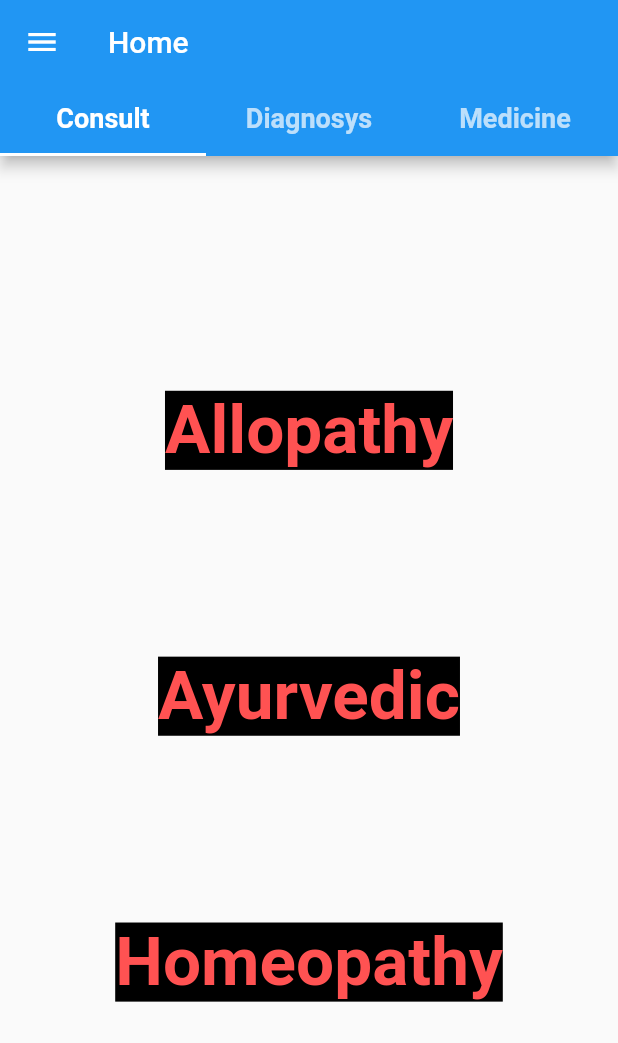
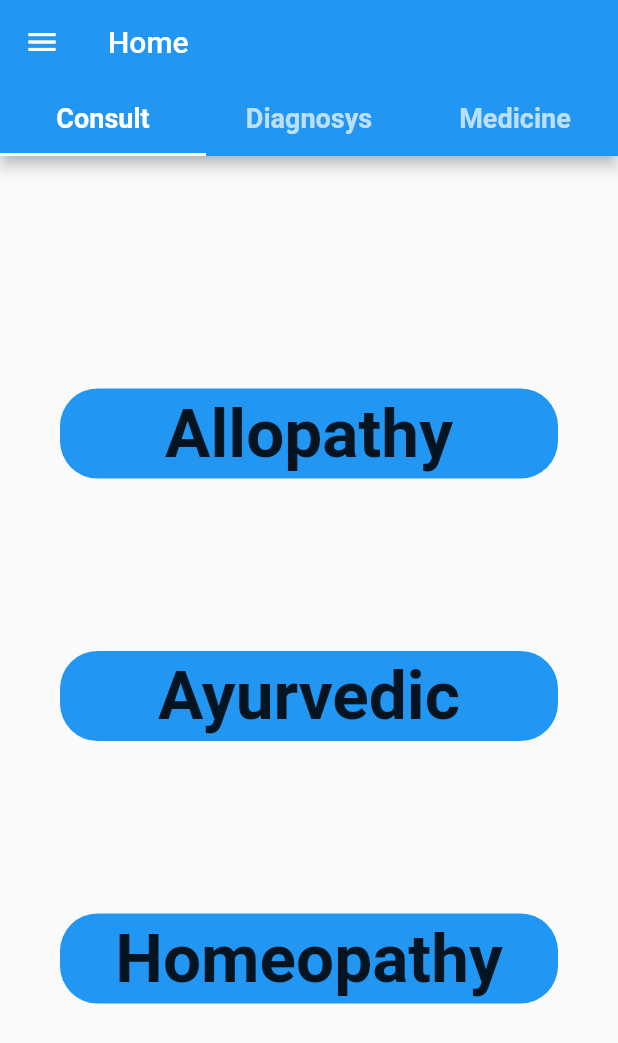
Before and after one commit to tnsmobilesolutions/tnshealth, a Flutter app: the DashBoard screen opened directly, on a phone screen of 412 x 824 dp. Shown: the top 1043 px of the screen. Run offline on Flutter 3.47's test engine with Material 2 defaults, Android fonts, the phone set to English and light mode, and no system bars; our stand-ins replace flutter_login, flutter_speed_dial, image_picker, intl_phone_field.

Commit message:
container insted of textbutton

```diff
--- a/lib/tabbar/consult.dart
+++ b/lib/tabbar/consult.dart
@@ -14,8 +14,7 @@ class _ConsultState extends State<Consult> {
   final kConsultTextstyle = const TextStyle(
     fontWeight: FontWeight.bold,
     fontSize: 45,
-      backgroundColor: Colors.black,
-      color: Colors.redAccent);
+  );
   final kTextStyle = const TextStyle(fontSize: 40, fontWeight: FontWeight.bold);
   @override
   Widget build(BuildContext context) {
@@ -25,43 +24,61 @@ class _ConsultState extends State<Consult> {
         mainAxisAlignment: MainAxisAlignment.spaceEvenly,
         children: [
           Center(
-            child: TextButton(
-                onPressed: () {
+            child: Container(
+              // padding: EdgeInsets.all(5),
+              width: 350,
+              height: 60,
+              decoration: BoxDecoration(
+                  borderRadius: BorderRadius.circular(25), color: Colors.blue),
+              child: GestureDetector(
+                  onTap: () {
                     Navigator.push(context, MaterialPageRoute(
                       builder: (context) {
                         return const Allopathy();
                       },
                     ));
                   },
-                child: Text(
-                  'Allopathy',
-                  style: kConsultTextstyle,
-                )),
+                  child: Center(
+                      child: Text('Allopathy', style: kConsultTextstyle))),
+            ),
           ),
           Center(
-            child: TextButton(
-                onPressed: () {
+            child: Container(
+              // padding: EdgeInsets.all(5),
+              width: 350,
+              height: 60,
+              decoration: BoxDecoration(
+                  borderRadius: BorderRadius.circular(25), color: Colors.blue),
+              child: GestureDetector(
+                  onTap: () {
                     Navigator.push(context, MaterialPageRoute(
                       builder: (context) {
                         return const Ayurvedic();
                       },
                     ));
                   },
-                child: Text('Ayurvedic', style: kConsultTextstyle)),
+                  child: Center(
+                      child: Text('Ayurvedic', style: kConsultTextstyle))),
+            ),
           ),
           Center(
-            child: TextButton(
-                onPressed: () {
+            child: Container(
+              // padding: EdgeInsets.all(5),
+              width: 350,
+              height: 60,
+              decoration: BoxDecoration(
+                  borderRadius: BorderRadius.circular(25), color: Colors.blue),
+              child: GestureDetector(
+                  onTap: () {
                     Navigator.push(context, MaterialPageRoute(
                       builder: (context) {
                         return const Homeopathy();
                       },
                     ));
                   },
-                child: Text(
-                  'Homeopathy',
-                  style: kConsultTextstyle,
-                )),
+                  child: Center(
+                      child: Text('Homeopathy', style: kConsultTextstyle))),
+            ),
           ),
         ],
       ),
```
Lines whose indentation alone changed are shown as unchanged.
